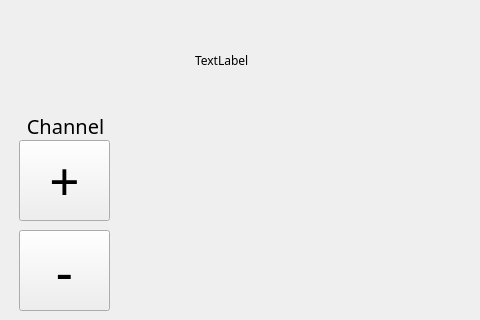
cjohnson194/Final1, file view.ui: the form before one commit; both pictures show x 145 to 625 and y 0 to 320 of the 1000 by 666 pixel window.
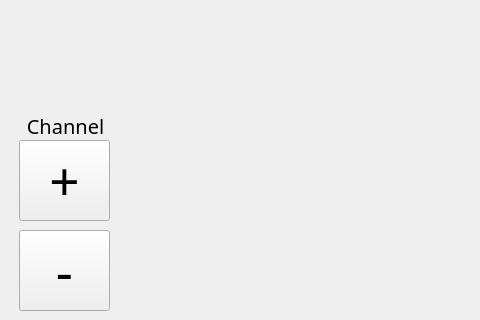
The form after the commit. Icons and pictures are not drawn.

```diff
--- a/view.ui
+++ b/view.ui
@@ -298,7 +298,7 @@
      </rect>
     </property>
     <property name="text">
-     <string>TextLabel</string>
+     <string/>
     </property>
     <property name="scaledContents">
      <bool>true</bool>
```
